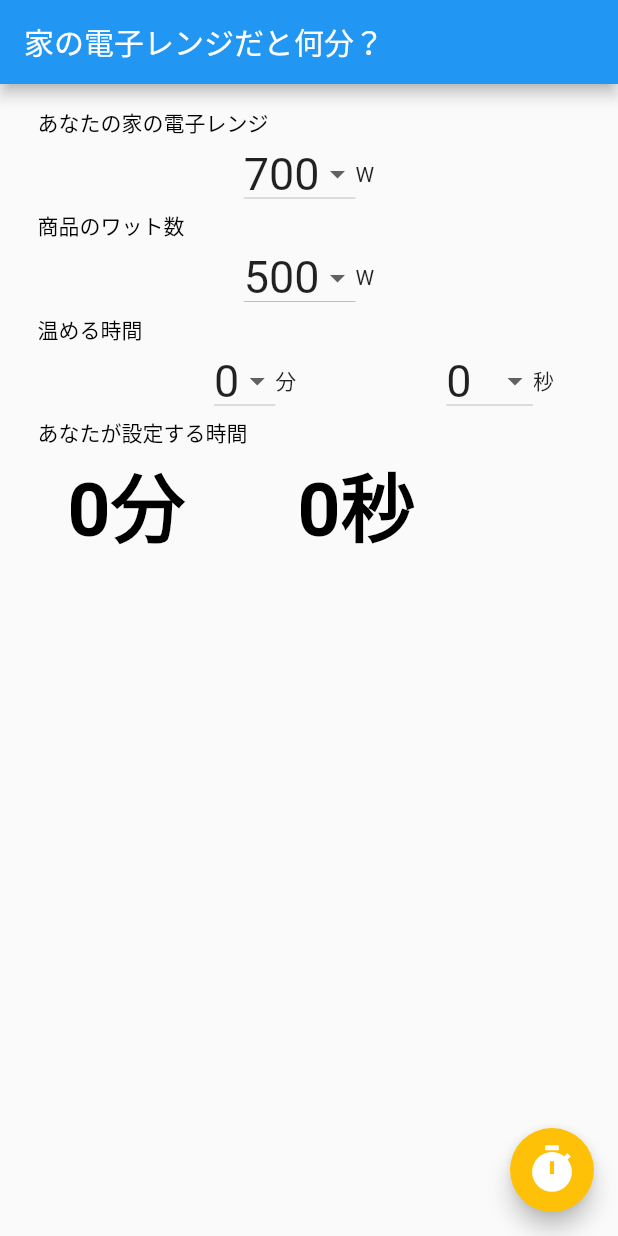
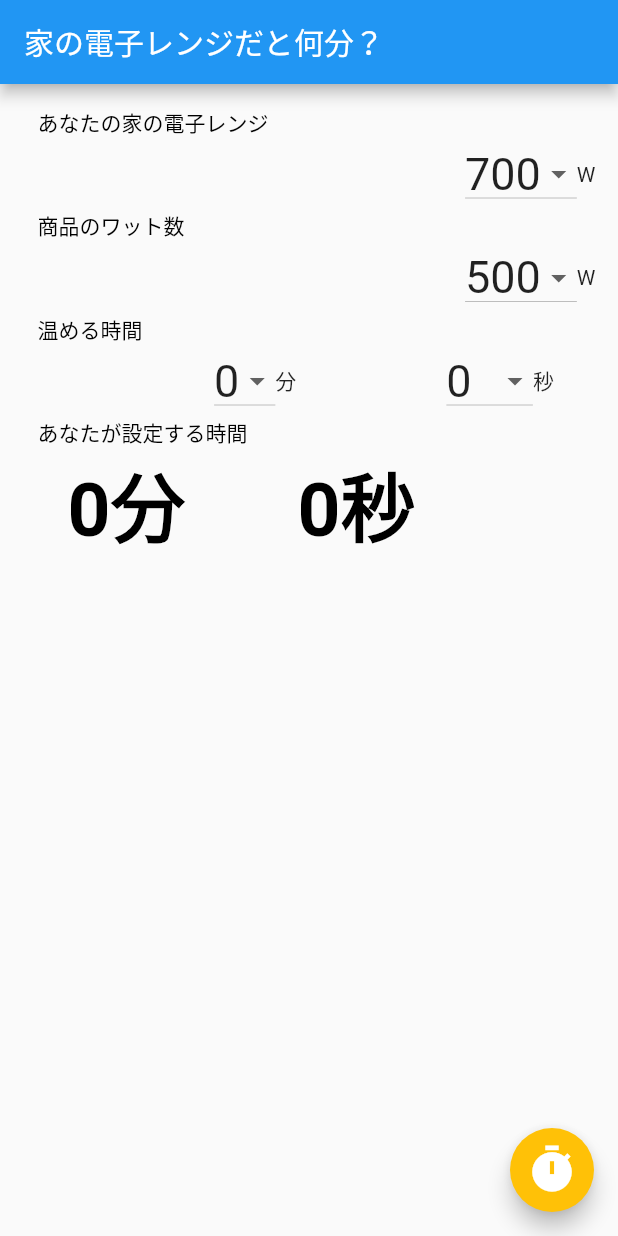
Before and after one commit to s-haya-123/convert_watt, a Flutter app: the screen it shows after launch, on a phone screen of 412 x 824 dp. Run offline on Flutter 3.47's test engine with Material 2 defaults, Android fonts, the phone set to English and light mode, and no system bars; our stand-ins replace vibration; missing offline and left inert: direct_select.

Commit message:
fix layout

```diff
--- a/lib/main.dart
+++ b/lib/main.dart
@@ -50,7 +50,7 @@ class _watHomePage extends StatelessWidget {
                         ),
                       ),
                       Row(
-                          mainAxisAlignment: MainAxisAlignment.center,
+                          mainAxisAlignment: MainAxisAlignment.end,
                           children: <Widget>[
                             Center(
                               child: DropdownButton<String>(
@@ -81,7 +81,7 @@ class _watHomePage extends StatelessWidget {
                         ),
                       ),
                       Row(
-                          mainAxisAlignment: MainAxisAlignment.center,
+                          mainAxisAlignment: MainAxisAlignment.end,
                           children: <Widget>[
                             Center(
                               child: DropdownButton<String>(
```
